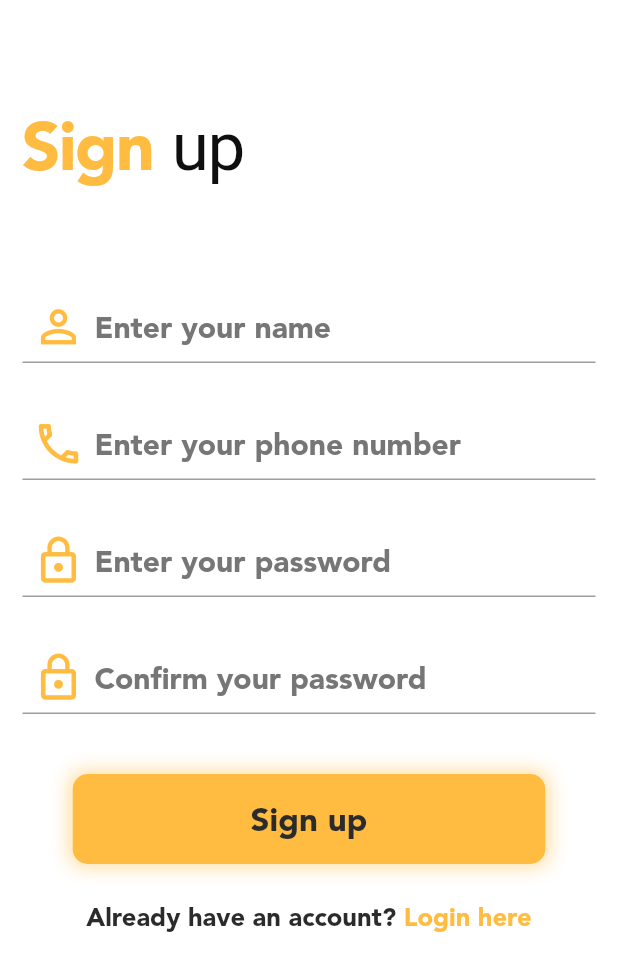
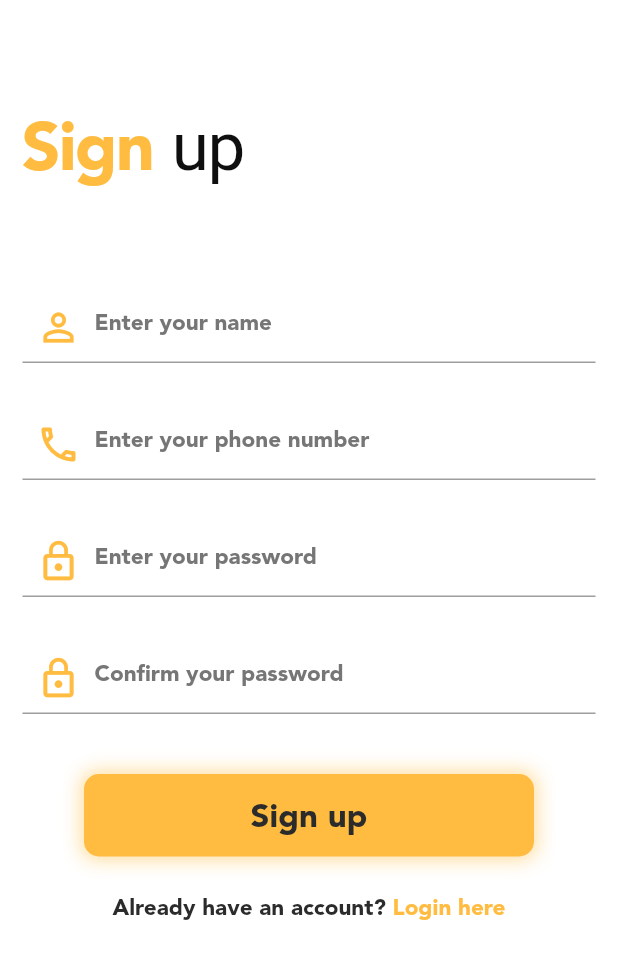
Before and after one commit to tahaaslam1/gold_market_app, a Flutter app: the Registration_Page screen opened directly, on a phone screen of 412 x 824 dp. Shown: the top 971 px of the screen. Run offline on Flutter 3.47's test engine with Material 2 defaults, Android fonts, the phone set to English and light mode, and no system bars.

Commit message:
started again ( changes in UI )

```diff
--- a/production/gold_zoid/lib/commonWidgets/custom_text_field.dart
+++ b/production/gold_zoid/lib/commonWidgets/custom_text_field.dart
@@ -20,7 +20,7 @@ class CustomTextField extends StatelessWidget {
       child: TextField(
         obscureText: obscureText,
         style: TextStyle(
-          fontSize: 20.0,
+          fontSize: 15.0,
           color: kSecondaryTextColor,
         ),
         //autofocus: false,
@@ -43,7 +43,7 @@ class CustomTextField extends StatelessWidget {
           prefixIcon: icon,
           hintText: hintText,
           hintStyle: TextStyle(
-            fontSize: 20.0,
+            fontSize: 15.0,
             color: kPrimaryTextColor,
           ),
         ),
--- a/production/gold_zoid/lib/commonWidgets/login_signup_navigator.dart
+++ b/production/gold_zoid/lib/commonWidgets/login_signup_navigator.dart
@@ -17,7 +17,7 @@ class LoginSignUpNavigator extends StatelessWidget {
           text: text1,
           style: TextStyle(
             color: kSecondaryTextColor,
-            fontSize: 17.0,
+            fontSize: 15.0,
             fontFamily: 'Avenir',
           ),
           children: <TextSpan>[
@@ -25,7 +25,7 @@ class LoginSignUpNavigator extends StatelessWidget {
               text: ' $text2',
               style: TextStyle(
                 color: kPrimaryColor,
-                fontSize: 17.0,
+                fontSize: 15.0,
                 fontFamily: 'Avenir',
               ),
             ),
--- a/production/gold_zoid/lib/main.dart
+++ b/production/gold_zoid/lib/main.dart
@@ -16,7 +16,7 @@ class Gold_Zoid extends StatelessWidget {
   Widget build(BuildContext context) {
     return MaterialApp(
       theme: ThemeData(fontFamily: 'Avenir',scaffoldBackgroundColor: Colors.white),
-      home: Inventory_Page(),
+      home: Account_Page(),
     );
   }
 }
--- a/production/gold_zoid/lib/screens/inventory_screen.dart
+++ b/production/gold_zoid/lib/screens/inventory_screen.dart
@@ -48,7 +48,6 @@ class Inventory_Page extends StatelessWidget {
                   ItemTypeWidget(),
                   ItemTypeWidget(),
                   ItemTypeWidget(),
-
                 ],
               ),
             ),
--- a/production/gold_zoid/lib/screens/registration_screen.dart
+++ b/production/gold_zoid/lib/screens/registration_screen.dart
@@ -50,7 +50,7 @@ class Registration_Page extends StatelessWidget {
                 icon: Icon(
                   Icons.person_outline,
                   color: kPrimaryColor,
-                  size: 35.0,
+                  size: 30.0,
                 ),
                 hintText: 'Enter your name',
               ),
@@ -64,7 +64,7 @@ class Registration_Page extends StatelessWidget {
                 icon: Icon(
                   Icons.call_outlined,
                   color: kPrimaryColor,
-                  size: 35.0,
+                  size: 30.0,
                 ),
                 hintText: 'Enter your phone number',
               ),
@@ -78,7 +78,7 @@ class Registration_Page extends StatelessWidget {
                 icon: Icon(
                   Icons.lock_outline,
                   color: kPrimaryColor,
-                  size: 35.0,
+                  size: 30.0,
                 ),
                 hintText: 'Enter your password',
               ),
@@ -92,7 +92,7 @@ class Registration_Page extends StatelessWidget {
                 icon: Icon(
                   Icons.lock_outline,
                   color: kPrimaryColor,
-                  size: 35.0,
+                  size: 30.0,
                 ),
                 hintText: 'Confirm your password',
               ),
@@ -114,8 +114,8 @@ class Registration_Page extends StatelessWidget {
                         ),
                       ),
                     ),
-                    height: 60.0,
-                    width: 315.0,
+                    height: 55.0,
+                    width: 300.0,
                     decoration: BoxDecoration(
                       boxShadow: [
                         BoxShadow(
```
Also changed, not shown: production/gold_zoid/lib/screens/login_screen.dart (+4 -4 lines).
